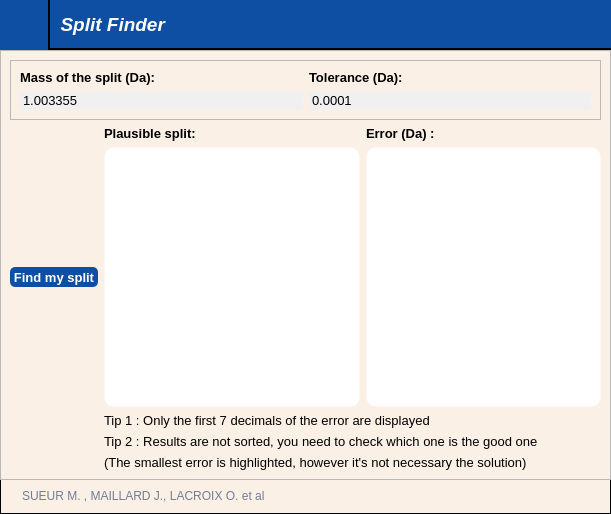
Above: splitFinder.ui from iC2MC/PyC2MC_viewer before the change. Below: the same form after it.
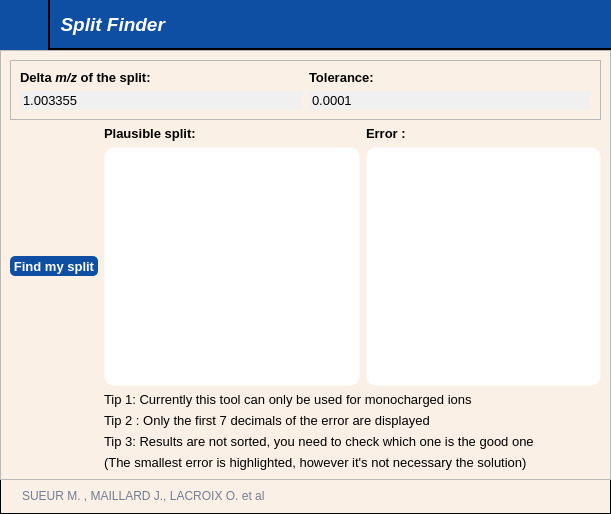
That is the form after the change. Icons and pictures are not drawn.

Diff of the .ui file:
```diff
--- a/splitFinder.ui
+++ b/splitFinder.ui
@@ -446,7 +446,7 @@
              </font>
             </property>
             <property name="text">
-             <string>Mass of the split (Da):</string>
+             <string>&lt;html&gt;&lt;head/&gt;&lt;body&gt;&lt;p&gt;Delta &lt;span style=&quot; font-style:italic;&quot;&gt;m/z&lt;/span&gt; of the split:&lt;/p&gt;&lt;/body&gt;&lt;/html&gt;</string>
             </property>
            </widget>
           </item>
@@ -461,7 +461,7 @@
              </font>
             </property>
             <property name="text">
-             <string>Tolerance (Da):</string>
+             <string>Tolerance:</string>
             </property>
            </widget>
           </item>
@@ -657,7 +657,7 @@
           </font>
          </property>
          <property name="text">
-          <string>&lt;html&gt;&lt;head/&gt;&lt;body&gt;&lt;p&gt;Tip 2 : Results are not sorted, you need to check which one is the good one&lt;/p&gt;&lt;/body&gt;&lt;/html&gt;</string>
+          <string>&lt;html&gt;&lt;head/&gt;&lt;body&gt;&lt;p&gt;Tip 3: Results are not sorted, you need to check which one is the good one&lt;/p&gt;&lt;/body&gt;&lt;/html&gt;</string>
          </property>
         </widget>
        </item>
@@ -746,7 +746,7 @@
           </font>
          </property>
          <property name="text">
-          <string>Tip 1 : Only the first 7 decimals of the error are displayed</string>
+          <string>Tip 2 : Only the first 7 decimals of the error are displayed</string>
          </property>
         </widget>
        </item>
@@ -761,7 +761,20 @@
           </font>
          </property>
          <property name="text">
-          <string>Error (Da) :</string>
+          <string>Error :</string>
+         </property>
+        </widget>
+       </item>
+       <item row="3" column="1" colspan="2">
+        <widget class="QLabel" name="label_8">
+         <property name="font">
+          <font>
+           <family>Segoe UI</family>
+           <pointsize>10</pointsize>
+          </font>
+         </property>
+         <property name="text">
+          <string>Tip 1: Currently this tool can only be used for monocharged ions</string>
          </property>
         </widget>
        </item>
```
